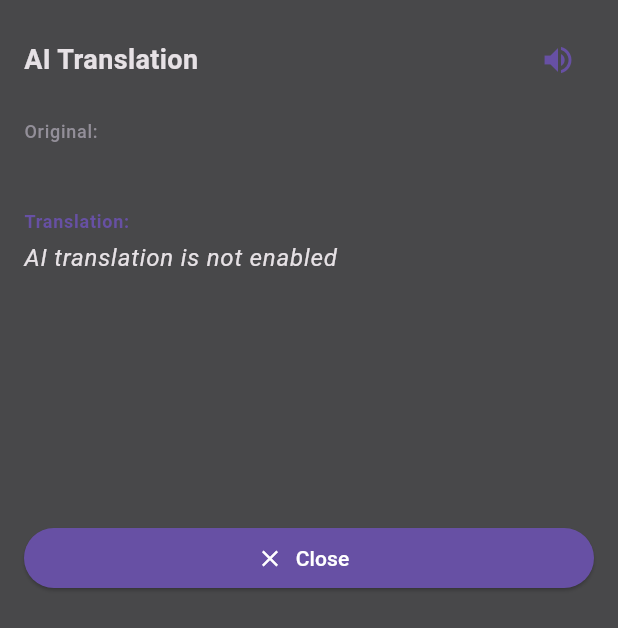
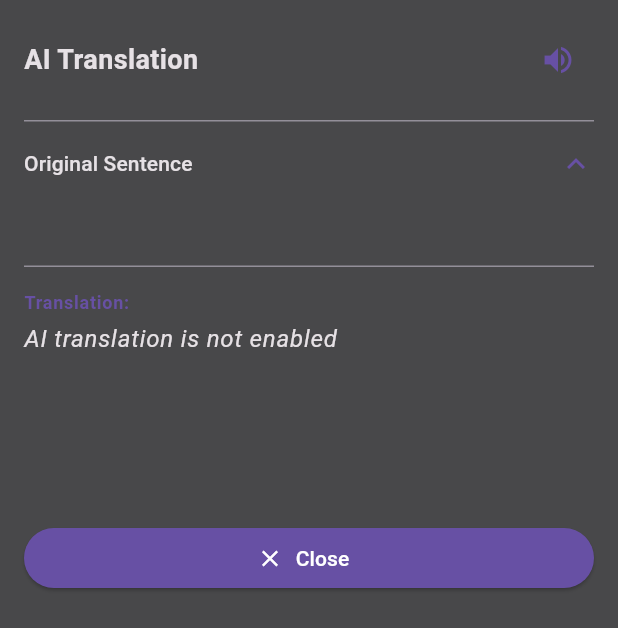
Before and after one commit to schlick7/LuteForMobile, a Flutter app: the SentenceAITranslationWidget widget shown alone on an empty page, opened directly with empty values, on a phone screen of 412 x 824 dp. Shown: the top 628 px of the screen. Run offline on Flutter 3.47's test engine with Material 3 defaults, Android fonts, the light colour scheme and no system bars; our stand-ins replace audioplayers, dio, fl_chart, flutter_riverpod, flutter_tts, hive_ce and 3 more; missing offline and left inert: flutter_inappwebview, openai_dart; accounts and stored records are empty; network calls fail; project files that could hold a hidden picture were left out.

Commit message:
add collapsible

```diff
--- a/lib/features/reader/widgets/sentence_ai_translation_widget.dart
+++ b/lib/features/reader/widgets/sentence_ai_translation_widget.dart
@@ -32,6 +32,7 @@ class _SentenceAITranslationWidgetState
   AITranslationStatus _status = AITranslationStatus.idle;
   String? _translation;
   String? _errorMessage;
+  bool _originalExpanded = true;
 
   @override
   void initState() {
@@ -191,16 +192,30 @@ class _SentenceAITranslationWidgetState
           child: Column(
             crossAxisAlignment: CrossAxisAlignment.start,
             children: [
-              Text(
-                'Original:',
-                style: Theme.of(context).textTheme.labelMedium?.copyWith(
-                  color: Theme.of(context).colorScheme.outline,
+              ExpansionTile(
+                initiallyExpanded: _originalExpanded,
+                onExpansionChanged: (expanded) {
+                  setState(() {
+                    _originalExpanded = expanded;
+                  });
+                },
+                title: Text(
+                  'Original Sentence',
+                  style: Theme.of(context).textTheme.titleSmall,
                 ),
-              ),
-              const SizedBox(height: 4),
-              Text(
-                widget.sentence,
-                style: Theme.of(context).textTheme.bodyLarge,
+                tilePadding: EdgeInsets.zero,
+                childrenPadding: const EdgeInsets.only(
+                  top: 8,
+                  left: 12,
+                  right: 12,
+                  bottom: 8,
+                ),
+                children: [
+                  Text(
+                    widget.sentence,
+                    style: Theme.of(context).textTheme.bodyLarge,
+                  ),
+                ],
               ),
               const SizedBox(height: 16),
               Text(
```
